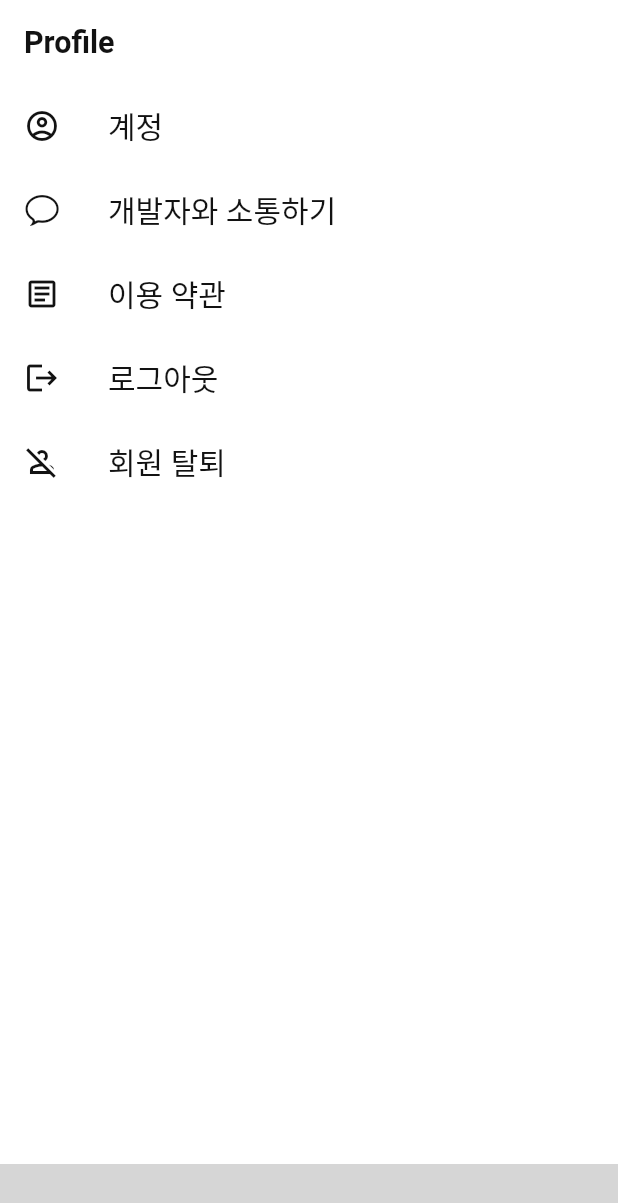
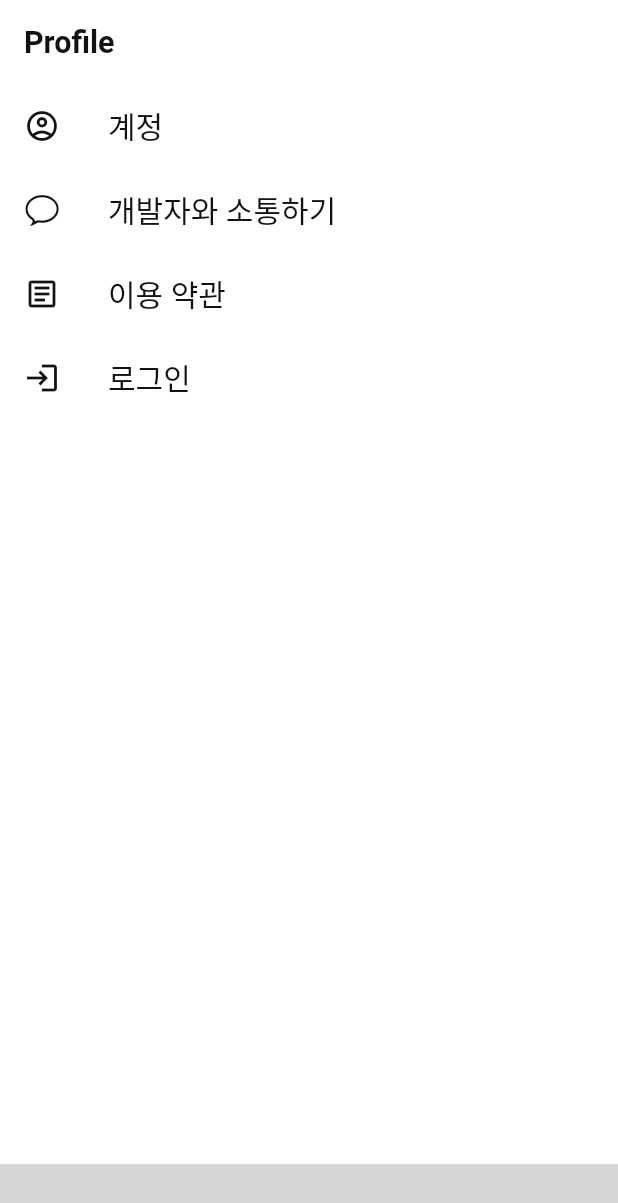
Before and after one commit to LegibleMedal670/shortsmap, a Flutter app: the ProfilePage screen opened directly, on a phone screen of 412 x 824 dp. Shown: the top 1203 px of the screen. Run offline on Flutter 3.47's test engine with Material 3 defaults, Android fonts, the light colour scheme and no system bars; our stand-ins replace font_awesome_flutter, geolocator, google_maps_flutter, google_sign_in, share_plus, shared_preferences and 3 more; accounts and stored records are empty; network calls fail; statements that could not run were skipped; grey boxes are pictures that could not be loaded.

Commit message:
:sparkles: feat : 로그인 여부에 따른 버튼 작동, UI 변경

```diff
--- a/lib/Profile/page/ProfilePage.dart
+++ b/lib/Profile/page/ProfilePage.dart
@@ -81,53 +81,54 @@ class ProfilePage extends StatelessWidget {
                     ),
                   ),
                   /// 로그아웃
-                  ListTile(
-                    onTap: Provider.of<UserDataProvider>(
-                      context,
-                      listen: false,
-                    ).isLoggedIn ? () {
+                  Consumer<UserDataProvider>(
+                    builder: (context, userDataProvider, _) {
+                      return ListTile(
+                        onTap: userDataProvider.isLoggedIn
+                            ? () {
                           _showLogoutDialog(context);
-                    } : () {
+                        }
+                            : () {
                           Navigator.push(
                             context,
-                        MaterialPageRoute(builder: (context) => const LoginPage()), // 로그인 페이지로 push
+                            MaterialPageRoute(builder: (context) => const LoginPage()),
                           );
                         },
-                    leading: Icon(Icons.logout, color: primaryTextColor),
+                        leading: Icon(userDataProvider.isLoggedIn ? Icons.logout : Icons.login, color: primaryTextColor),
                         title: Text(
-                      '로그아웃',
+                          userDataProvider.isLoggedIn ? '로그아웃' : '로그인',
                           style: const TextStyle(
                             color: primaryTextColor,
                             fontSize: 20,
                             fontWeight: FontWeight.w500,
                           ),
                         ),
+                      );
+                    },
                   ),
                   /// 회원 탈퇴
-                  ListTile(
-                    onTap: Provider.of<UserDataProvider>(
-                      context,
-                      listen: false,
-                    ).isLoggedIn ? () {
+                  Consumer<UserDataProvider>(
+                    builder: (context, userDataProvider, _) {
+                      if (!userDataProvider.isLoggedIn) return const SizedBox.shrink();
+
+                      return ListTile(
+                        onTap: () {
                           Navigator.push(
                             context,
                             MaterialPageRoute(builder: (context) => WithdrawPage()),
                           );
-                    } : (){
-                      Navigator.push(
-                        context,
-                        MaterialPageRoute(builder: (context) => const LoginPage()), // 로그인 페이지로 push
-                      );
                         },
                         leading: Icon(Icons.person_off_outlined, color: primaryTextColor),
-                    title: Text(
+                        title: const Text(
                           '회원 탈퇴',
-                      style: const TextStyle(
+                          style: TextStyle(
                             color: primaryTextColor,
                             fontSize: 20,
                             fontWeight: FontWeight.w500,
                           ),
                         ),
+                      );
+                    },
                   ),
                 ],
               ),
@@ -228,8 +229,9 @@ class ProfilePage extends StatelessWidget {
                           fontSize: MediaQuery.of(context).size.height * (20 / 812),
                         ),
                       ),
-                      onPressed: () {
-                        Supabase.instance.client.auth.signOut();
+                      onPressed: () async {
+                        await Supabase.instance.client.auth.signOut();
+                        Navigator.of(context).pop();
                         Provider.of<UserDataProvider>(context, listen: false).logout();
                       },
                     ),
```
Lines whose indentation alone changed are shown as unchanged.
